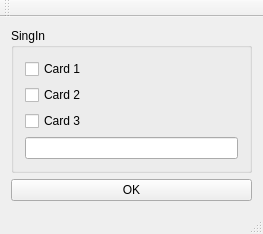
Above: mainwindow.ui from huuubertz/ATM_Qt before the change. Below: the same form after it.
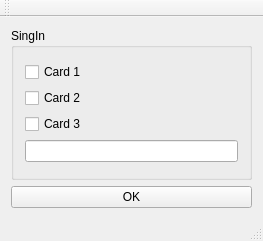
That is the form after the change.

Commit message: add text to labels

```diff
--- a/mainwindow.ui
+++ b/mainwindow.ui
@@ -10,7 +10,7 @@
     <x>0</x>
     <y>0</y>
     <width>263</width>
-    <height>233</height>
+    <height>241</height>
    </rect>
   </property>
   <property name="windowTitle">
@@ -66,6 +66,9 @@
         <property name="text">
          <string>OK</string>
         </property>
+        <property name="checkable">
+         <bool>false</bool>
+        </property>
        </widget>
       </item>
      </layout>
```
The commit also changes 2 other files.
